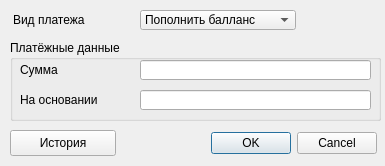
First picture: the form in mdi/transation_edit.ui, repository brat002/ExpertBilling, before the edit.
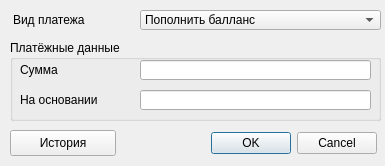
Second picture: the form after the edit.

What changed in the file:
```diff
--- a/mdi/transation_edit.ui
+++ b/mdi/transation_edit.ui
@@ -121,7 +121,7 @@
     <rect>
      <x>140</x>
      <y>10</y>
-     <width>156</width>
+     <width>241</width>
      <height>20</height>
     </rect>
    </property>
```
